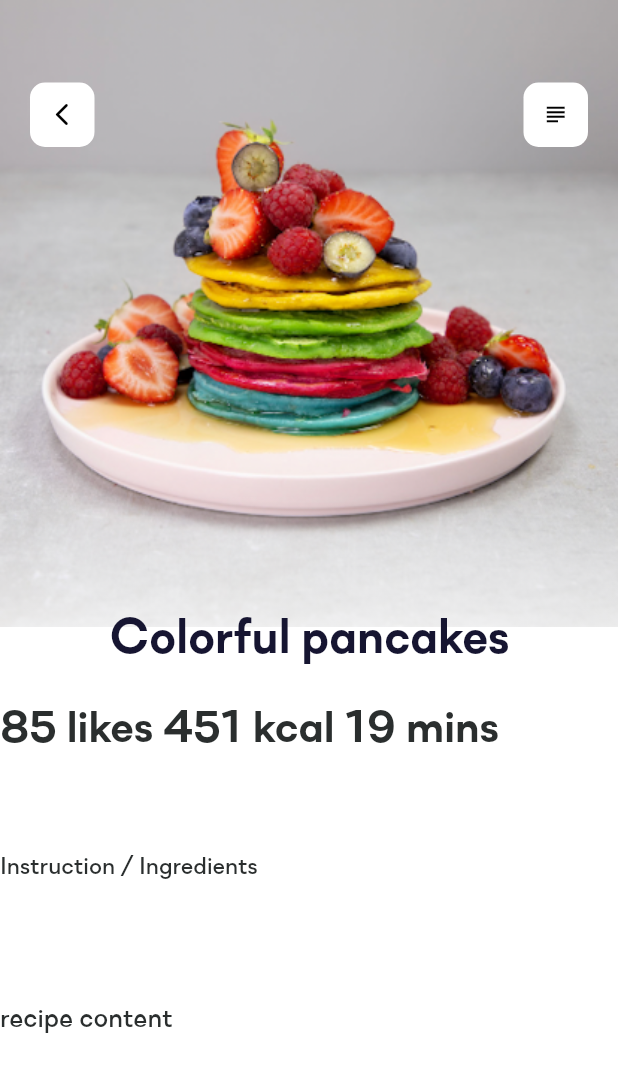
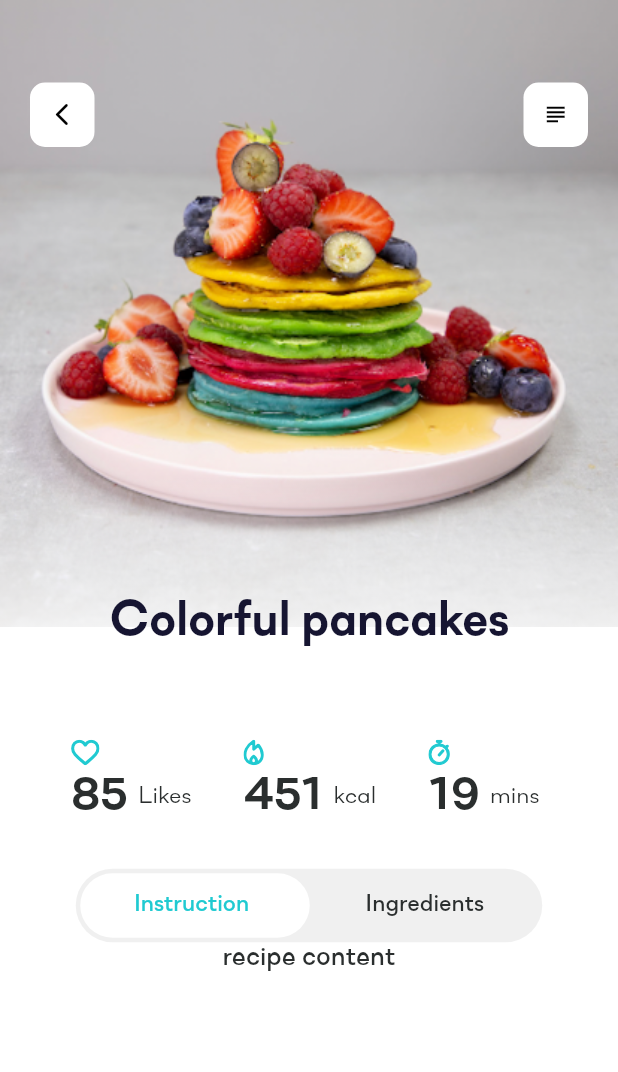
Before and after one commit to Grrravity/RecipeTest, a Flutter app: the screen it shows after launch, on a phone screen of 412 x 824 dp. Shown: the top 1072 px of the screen. Run offline on Flutter 3.47's test engine with Material 2 defaults, Android fonts, the phone set to English and light mode, and no system bars; our stand-ins replace bloc, dartz, equatable, flutter_bloc, flutter_svg, get_it and 1 more.

Commit message:
update main view > Convert detail display as statefull for switch handeling > added switch widget & data input widget > minor clean

```diff
--- a/lib/features/pancake_app/views/components/display/detail_display.dart
+++ b/lib/features/pancake_app/views/components/display/detail_display.dart
@@ -1,7 +1,15 @@
 import 'package:flutter/material.dart';
+import 'package:pancakeapp/features/pancake_app/views/components/recipe_view.dart';
 
-class DetailWidget extends StatelessWidget {
+class DetailWidget extends StatefulWidget {
   const DetailWidget({Key? key}) : super(key: key);
+
+  @override
+  _DetailWidgetState createState() => _DetailWidgetState();
+}
+
+class _DetailWidgetState extends State<DetailWidget> {
+  bool _enabled = false;
 
   @override
   Widget build(BuildContext context) {
@@ -10,7 +18,9 @@ class DetailWidget extends StatelessWidget {
       mainAxisAlignment: MainAxisAlignment.start,
       crossAxisAlignment: CrossAxisAlignment.stretch,
       children: [
+        //TODO Extract components
         Container(
+          transform: Matrix4.translationValues(0.0, 4.0, 0.0),
           height: 140,
           decoration: new BoxDecoration(
             gradient: new LinearGradient(colors: [
@@ -29,22 +39,44 @@ class DetailWidget extends StatelessWidget {
               )),
         ),
         Container(
-          height: 100,
           color: Colors.white,
-          child: Text("85 likes 451 kcal 19 mins",
-              style: Theme.of(context).textTheme.headline5),
+          child: Column(
+            children: [
+              Container(
+                padding: EdgeInsets.fromLTRB(30, 40, 35, 30),
+                child: Row(
+                  mainAxisAlignment: MainAxisAlignment.spaceAround,
+                  crossAxisAlignment: CrossAxisAlignment.center,
+                  children: [
+                    DataInput(
+                        asset: 'assets/icons/heart.svg',
+                        data: "85 ",
+                        label: "Likes"),
+                    DataInput(
+                        asset: 'assets/icons/calories.svg',
+                        data: "451 ",
+                        label: "kcal"),
+                    DataInput(
+                        asset: 'assets/icons/timer.svg',
+                        data: "19 ",
+                        label: "mins"),
+                  ],
+                ),
+              ),
+              CustomSwitch(
+                value: _enabled,
+                onChanged: (bool val) {
+                  setState(() {
+                    _enabled = val;
+                  });
+                },
+              ),
+              Container(
+                  child: Text("recipe content",
+                      style: Theme.of(context).textTheme.bodyText1)),
+            ],
+          ),
         ),
-        Container(
-          height: 100,
-          color: Colors.white,
-          child: Text("Instruction / Ingredients",
-              style: Theme.of(context).textTheme.button),
-        ),
-        Container(
-            height: 220,
-            color: Colors.white,
-            child: Text("recipe content",
-                style: Theme.of(context).textTheme.bodyText1)),
       ],
     );
   }
--- a/lib/features/pancake_app/views/components/display/recipe_display.dart
+++ b/lib/features/pancake_app/views/components/display/recipe_display.dart
@@ -22,9 +22,9 @@ class RecipeViewState extends State<RecipeView> {
                   child: RecipePictureWidget(
                       imagePath: 'assets/pictures/pancake.png'))),
           DraggableScrollableSheet(
-            initialChildSize: 0.60,
+            initialChildSize: 0.62,
             maxChildSize: 0.9,
-            minChildSize: 0.60,
+            minChildSize: 0.62,
             builder: (BuildContext context, myscrollController) {
               return Container(
                 child: SingleChildScrollView(
--- a/lib/features/pancake_app/views/components/widgets/custom_switch.dart
+++ b/lib/features/pancake_app/views/components/widgets/custom_switch.dart
@@ -13,8 +13,6 @@ class CustomSwitch extends StatefulWidget {
 
 class _CustomSwitchState extends State<CustomSwitch>
     with SingleTickerProviderStateMixin {
-  late AnimationController _animationController;
-
   bool ended = true;
   final TextStyle focusTextStyle = TextStyle(
     fontFamily: "SSN-Medium",
@@ -25,8 +23,6 @@ class _CustomSwitchState extends State<CustomSwitch>
   @override
   void initState() {
     super.initState();
-    _animationController =
-        AnimationController(vsync: this, duration: Duration(seconds: 400));
   }
 
   @override
```
